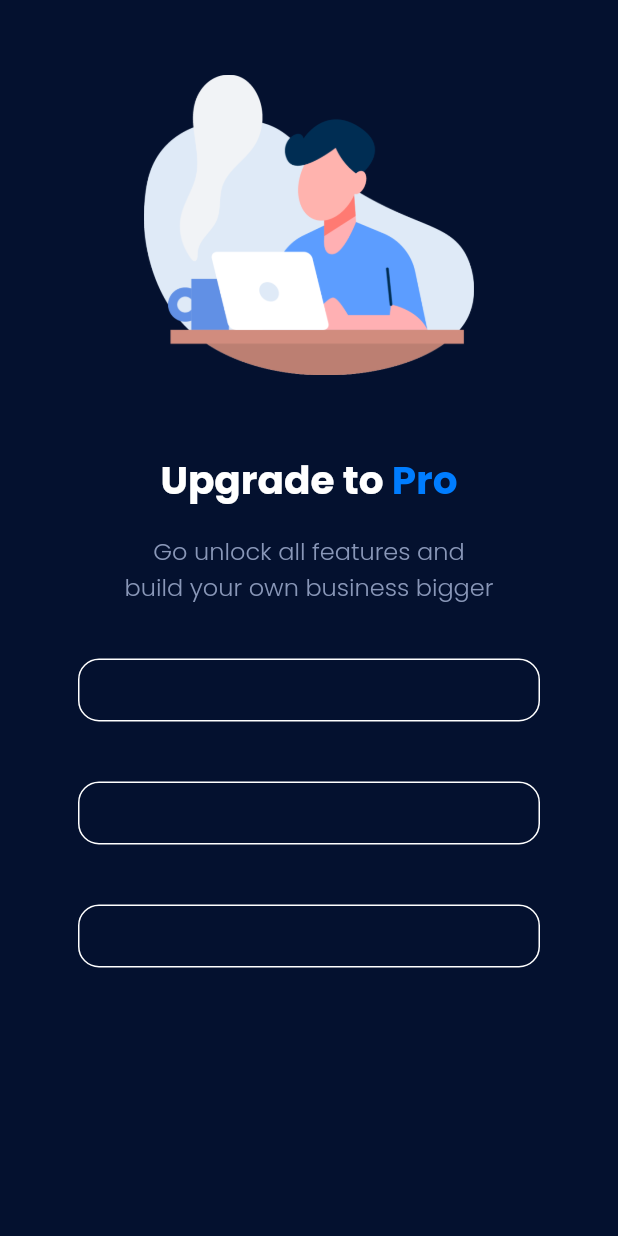
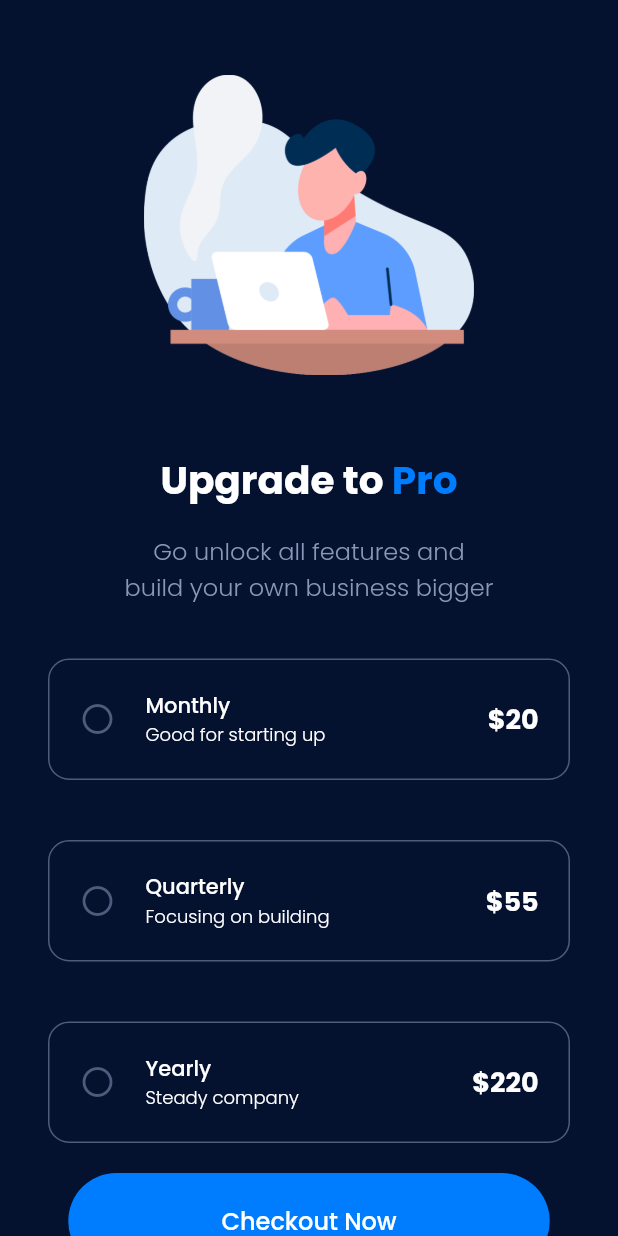
Before and after one commit to alviansyh/cartty, a Flutter app: the screen it shows after launch, on a phone screen of 412 x 824 dp. Run offline on Flutter 3.47's test engine with Material 2 defaults, Android fonts, the phone set to English and light mode, and no system bars; our stand-ins replace google_fonts.

Commit message:
add state option and button

```diff
--- a/lib/main.dart
+++ b/lib/main.dart
@@ -1,5 +1,3 @@
-import 'package:cartty/widgets/option.dart';
-
 import '/widgets/header.dart';
 import '/theme.dart';
 import 'package:flutter/material.dart';
@@ -8,11 +6,100 @@ void main() {
   runApp(Cartty());
 }
 
-class Cartty extends StatelessWidget {
+class Cartty extends StatefulWidget {
   const Cartty({Key? key}) : super(key: key);
 
   @override
+  State<Cartty> createState() => _CarttyState();
+}
+
+class _CarttyState extends State<Cartty> {
+  int selectedIndex = -1;
+  @override
   Widget build(BuildContext context) {
+    Widget option(int index, String plan, String desc, String price) {
+      return GestureDetector(
+        onTap: () {
+          setState(() {
+            selectedIndex = index;
+          });
+        },
+        child: Container(
+          padding: EdgeInsets.all(20),
+          margin: EdgeInsets.symmetric(vertical: 20),
+          decoration: BoxDecoration(
+            borderRadius: BorderRadius.circular(14),
+            border: Border.all(
+              color: selectedIndex == index ? azureBluetColor : indBluetColor,
+            ),
+          ),
+          child: Column(
+            children: [
+              Row(
+                children: [
+                  selectedIndex == index
+                      ? Icon(
+                          Icons.radio_button_on_outlined,
+                          color: azureBluetColor,
+                        )
+                      : Icon(
+                          Icons.circle_outlined,
+                          color: indBluetColor,
+                        ),
+                  SizedBox(
+                    width: 20,
+                  ),
+                  Column(
+                    crossAxisAlignment: CrossAxisAlignment.start,
+                    children: [
+                      Text(
+                        plan,
+                        style: planTextStyle,
+                      ),
+                      Text(
+                        desc,
+                        style: descTextStyle,
+                      ),
+                    ],
+                  ),
+                  Spacer(),
+                  Text(
+                    price,
+                    style: priceTextStyle,
+                  ),
+                ],
+              )
+            ],
+          ),
+        ),
+      );
+    }
+
+    Widget checkoutButton() {
+      return Column(
+        crossAxisAlignment: CrossAxisAlignment.center,
+        mainAxisSize: MainAxisSize.max,
+        mainAxisAlignment: MainAxisAlignment.end,
+        children: [
+          Container(
+            padding: EdgeInsets.all(8),
+            width: 321,
+            decoration: BoxDecoration(
+              color: azureBluetColor,
+              borderRadius: BorderRadius.circular(75),
+            ),
+            child: TextButton(
+              onPressed: () {},
+              child: Text(
+                'Checkout Now',
+                style: buttonTextStyle,
+              ),
+            ),
+          )
+        ],
+      );
+    }
+
     return MaterialApp(
       debugShowCheckedModeBanner: false,
       home: Scaffold(
@@ -21,14 +108,18 @@ class Cartty extends StatelessWidget {
           padding: const EdgeInsets.symmetric(
             horizontal: 32,
           ),
-          child : Column(
+          child: ListView(
             children: [
               Header(),
-              Option(),
-              Option(),
-              Option(),
+              option(0, 'Monthly', 'Good for starting up', '\$20'),
+              option(1, 'Quarterly', 'Focusing on building', '\$55'),
+              option(2, 'Yearly', 'Steady company', '\$220'),
+              checkoutButton(),
+              SizedBox(
+                height: 30,
+              ),
             ],
-          )
+          ),
         ),
       ),
     );
--- a/lib/theme.dart
+++ b/lib/theme.dart
@@ -5,6 +5,7 @@ Color whiteColor = Color(0xffFFFFFF);
 Color coolGreytColor = Color(0xff8997B8);
 Color oxfordBluetColor = Color(0xff04112F);
 Color azureBluetColor = Color(0xff007DFF);
+Color indBluetColor = Color(0xff4D5B7C);
 
 TextStyle title1TextStyle = GoogleFonts.poppins(
   color: whiteColor,
--- a/lib/widgets/option.dart
+++ /dev/null
@@ -1,22 +0,0 @@
-import 'package:flutter/material.dart';
-import '../theme.dart';
-
-class Option extends StatelessWidget {
-  const Option({Key? key}) : super(key: key);
-
-  @override
-  Widget build(BuildContext context) {
-    return GestureDetector(
-      child: Container(
-        padding: EdgeInsets.all(20),
-        margin: EdgeInsets.all(20),
-        decoration: BoxDecoration(
-          borderRadius: BorderRadius.circular(14),
-          border: Border.all(
-            color: whiteColor,
-          ),
-        ),
-      ),
-    );
-  }
-}
--- a/pubspec.yaml
+++ b/pubspec.yaml
@@ -1,5 +1,5 @@
 name: cartty
-description: A new Flutter project.
+description: Slicing UI Design To Flutter With State Management.
 
 # The following line prevents the package from being accidentally published to
 # pub.dev using `pub publish`. This is preferred for private packages.
```
